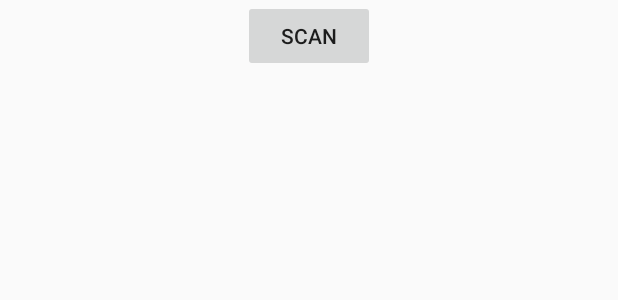
After one commit to FlorianPgn/AltarConquest, an Android app: the layout activity_ecran_scan_qr_code.xml on its own in the app's theme, with its tools: preview values and no code run, on a phone screen of 412 x 824 dp. The commit adds this screen. Shown: the top 300 px of the screen. Run offline under Robolectric (Android 15) with nearby library versions, the phone set to English and light mode, and no system bars.

Commit message:
Adding Thomas work

```diff
--- a/app/src/main/AndroidManifest.xml
+++ b/app/src/main/AndroidManifest.xml
@@ -50,6 +50,8 @@
         <activity android:name=".EcranRejoindre_Partie"></activity>
 
         <activity android:name=".EcranChoix_Equipe"></activity>
+
+        <activity android:name=".EcranScanQrCode"></activity>
     </application>
 
 </manifest>
--- /dev/null
+++ b/app/src/main/res/layout/activity_ecran_scan_qr_code.xml
@@ -0,0 +1,25 @@
+<RelativeLayout xmlns:android="http://schemas.android.com/apk/res/android"
+xmlns:tools="http://schemas.android.com/tools"
+android:layout_width="match_parent"
+android:layout_height="match_parent" >
+<Button android:id="@+id/scan_button"
+    android:layout_width="wrap_content"
+    android:layout_height="wrap_content"
+    android:layout_centerHorizontal="true"
+    android:text="Scan" />
+
+<TextView
+    android:id="@+id/scan_format"
+    android:layout_width="wrap_content"
+    android:layout_height="wrap_content"
+    android:textIsSelectable="true"
+    android:layout_centerHorizontal="true"
+    android:layout_below="@id/scan_button" />
+<TextView
+    android:id="@+id/scan_content"
+    android:layout_width="wrap_content"
+    android:layout_height="wrap_content"
+    android:textIsSelectable="true"
+    android:layout_centerHorizontal="true"
+    android:layout_below="@id/scan_format" />
+</RelativeLayout>
```
Also changed, not shown: app/build.gradle (+11 -2 lines), app/src/main/java/com/example/florian/altarconquest/EcranJeu.java (+86 -0 lines), app/src/main/java/com/example/florian/altarconquest/EcranScanQrCode.java (added, +64 -0 lines), app/src/main/res/layout/activity_game.xml (+109 -5 lines), app/src/main/res/drawable/blue_flag_icon.png (added), app/src/main/res/drawable/flag_icon.png (added), app/src/main/res/drawable/map_icon.png (added), app/src/main/res/drawable/qr_code_icon.png (added), app/src/main/res/drawable/red_flag_icon.png (added), app/src/main/res/drawable/tree_icon.png (added).
